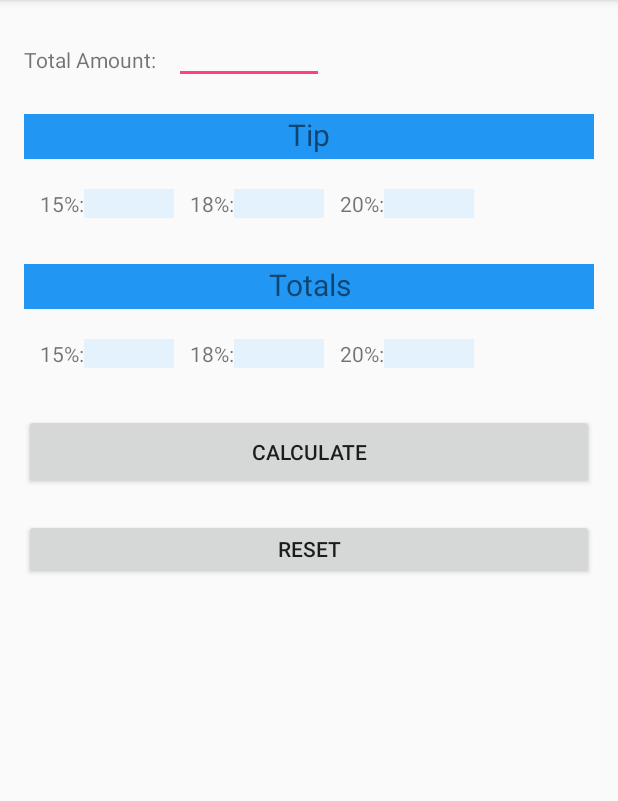
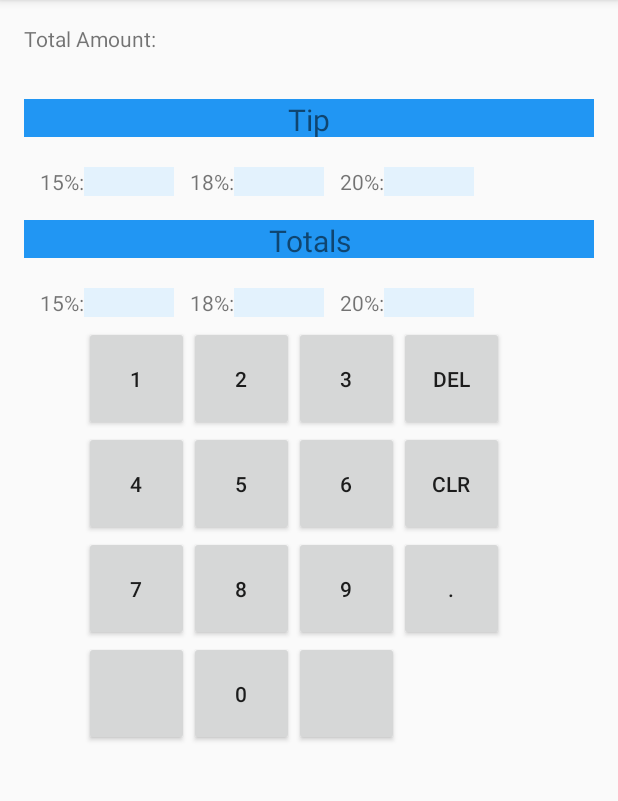
Before and after one commit to dodders/TipCalculator, an Android app: the screen it shows after launch (MainActivity), on a phone screen of 412 x 824 dp, the part 84-885 px from its top. Run offline under Robolectric (Android 15) with nearby library versions, the phone set to English and light mode, and no system bars.

Commit message:
v2 initial changes

```diff
--- a/app/src/main/java/com/gad/tipcalculator/MainActivity.java
+++ b/app/src/main/java/com/gad/tipcalculator/MainActivity.java
@@ -16,20 +16,58 @@ public class MainActivity extends AppCompatActivity implements View.OnClickListe
         super.onCreate(savedInstanceState);
         setContentView(R.layout.activity_main);
 
-        Button btnCalc = (Button) findViewById(R.id.btnCalc);
-        Button btnReset = (Button) findViewById(R.id.btnReset);
-        btnCalc.setOnClickListener(this);
-        btnReset.setOnClickListener(this);
-
+        findViewById(R.id.btnClr).setOnClickListener(this);
+        findViewById(R.id.btnDel).setOnClickListener(this);
+        findViewById(R.id.btnPoint).setOnClickListener(this);
+        findViewById(R.id.btnNum1).setOnClickListener(this);
+        findViewById(R.id.btnNum2).setOnClickListener(this);
+        findViewById(R.id.btnNum3).setOnClickListener(this);
+        findViewById(R.id.btnNum4).setOnClickListener(this);
+        findViewById(R.id.btnNum5).setOnClickListener(this);
+        findViewById(R.id.btnNum6).setOnClickListener(this);
+        findViewById(R.id.btnNum7).setOnClickListener(this);
+        findViewById(R.id.btnNum8).setOnClickListener(this);
+        findViewById(R.id.btnNum9).setOnClickListener(this);
+        findViewById(R.id.btnNum0).setOnClickListener(this);
     }
 
     @Override
     public void onClick(View v) {
-        if (v.getId() == R.id.btnCalc) {
+        TextView textView = (TextView)findViewById(R.id.totalAmt);
+        String total = textView.getText().toString();
+
+        if (v.getId() == R.id.btnClr) {
+            total = "0";
+        } else if (v.getId() == R.id.btnDel) {
+            total = total.substring(0, total.length() - 2);
+        } else if (v.getId() == R.id.btnPoint) {
+            total = total.concat(".");
+        } else if (v.getId() == R.id.btnNum0) {
+            total = total.concat("0");
+        } else if (v.getId() == R.id.btnNum1) {
+            total = total.concat("1");
+        } else if (v.getId() == R.id.btnNum2) {
+            total = total.concat("2");
+        } else if (v.getId() == R.id.btnNum3) {
+            total = total.concat("3");
+        } else if (v.getId() == R.id.btnNum4) {
+            total = total.concat("4");
+        } else if (v.getId() == R.id.btnNum5) {
+            total = total.concat("5");
+        } else if (v.getId() == R.id.btnNum6) {
+            total = total.concat("6");
+        } else if (v.getId() == R.id.btnNum7) {
+            total = total.concat("7");
+        } else if (v.getId() == R.id.btnNum8) {
+            total = total.concat("8");
+        } else if (v.getId() == R.id.btnNum9) {
+            total = total.concat("9");
+        }
+
+        //recalculate after each button press
         try {
-                EditText field = (EditText) findViewById(R.id.totalAmt);
-                float total = Float.valueOf(String.valueOf(field.getText()));
-                Calculator.Result r = calc.calc(total);
+            Calculator.Result r = calc.calc(Float.parseFloat(total));
+            textView.setText(total);
             setField(R.id.tip15, r.getTip15());
             setField(R.id.tip18, r.getTip18());
             setField(R.id.tip20, r.getTip20());
@@ -38,18 +76,6 @@ public class MainActivity extends AppCompatActivity implements View.OnClickListe
             setField(R.id.total20, r.getTot20());
         } catch (Exception e) {
             e.printStackTrace();
-            }
-        } else if (v.getId() == R.id.btnReset) {
-            EditText tot = (EditText) findViewById(R.id.totalAmt);
-            tot.setText("");
-            resetField(R.id.tip15);
-            resetField(R.id.tip18);
-            resetField(R.id.tip20);
-            resetField(R.id.total15);
-            resetField(R.id.total18);
-            resetField(R.id.total20);
-        } else {
-
         }
     }
 
--- a/app/src/main/res/layout/activity_main.xml
+++ b/app/src/main/res/layout/activity_main.xml
@@ -8,20 +8,19 @@
     android:orientation="vertical">
 
     <LinearLayout
-        android:layout_width="match_parent" android:layout_height="40dp" android:orientation="horizontal">
+        android:layout_width="match_parent" android:layout_height="30dp" android:orientation="horizontal">
         <TextView android:text="@string/totalamt"
             android:layout_width="100dp"
             android:layout_height="wrap_content" />
-        <EditText android:id="@+id/totalAmt"
+        <TextView android:id="@+id/totalAmt"
             android:layout_width="100dp"
             android:textAlignment="viewEnd"
-            android:layout_height="wrap_content"
-            android:inputType="numberDecimal"/>
+            android:layout_height="wrap_content" />
     </LinearLayout>
 
     <LinearLayout
         android:layout_width="match_parent"
-        android:layout_height="30dp"
+        android:layout_height="25dp"
         android:layout_marginTop="20dp">
         <TextView android:text="Tip"
             android:layout_width="match_parent"
@@ -32,7 +31,7 @@
     </LinearLayout>
 
     <LinearLayout
-        android:layout_width="match_parent" android:layout_height="40dp"
+        android:layout_width="match_parent" android:layout_height="25dp"
         android:orientation="horizontal" android:layout_marginTop="20dp">
         <TextView android:text="15%:"
             android:layout_width="40dp"
@@ -65,7 +64,7 @@
 
     <LinearLayout
         android:layout_width="match_parent"
-        android:layout_height="30dp"
+        android:layout_height="25dp"
         android:layout_marginTop="10dp">
         <TextView android:text="Totals"
             android:layout_width="match_parent"
@@ -76,7 +75,7 @@
     </LinearLayout>
 
     <LinearLayout
-        android:layout_width="match_parent" android:layout_height="40dp" android:orientation="horizontal"
+        android:layout_width="match_parent" android:layout_height="25dp" android:orientation="horizontal"
         android:layout_marginTop="20dp">
         <TextView android:text="15%:"
             android:layout_width="40dp"
@@ -107,16 +106,88 @@
             android:layout_height="wrap_content" />
     </LinearLayout>
 
-    <Button android:id="@+id/btnCalc"
-        android:text="Calculate"
-        android:layout_marginTop="10dp"
-        android:layout_width="fill_parent"
-        android:layout_height="50dp" />
+    <LinearLayout
+        android:layout_width="match_parent"
+        android:layout_height="70dp"
+        android:paddingLeft="40dp">
+        <Button android:id="@+id/btnNum1"
+                android:text="1"
+                android:layout_width="70dp"
+                android:layout_height="70dp" />
+        <Button android:id="@+id/btnNum2"
+                android:text="2"
+                android:layout_width="70dp"
+                android:layout_height="70dp" />
+        <Button android:id="@+id/btnNum3"
+                android:text="3"
+                android:layout_width="70dp"
+                android:layout_height="70dp" />
+        <Button android:id="@+id/btnDel"
+                android:text="DEL"
+                android:layout_width="70dp"
+                android:layout_height="70dp" />
+    </LinearLayout>
 
-    <Button android:id="@+id/btnReset"
-        android:text="Reset"
-        android:layout_marginTop="20dp"
-        android:layout_width="fill_parent"
-        android:layout_height="40dp" />
+    <LinearLayout
+        android:layout_width="match_parent"
+        android:layout_height="70dp"
+        android:paddingLeft="40dp">
+        <Button android:id="@+id/btnNum4"
+                android:text="4"
+                android:layout_width="70dp"
+                android:layout_height="70dp" />
+        <Button android:id="@+id/btnNum5"
+            android:text="5"
+            android:layout_width="70dp"
+            android:layout_height="70dp" />
+        <Button android:id="@+id/btnNum6"
+                android:text="6"
+                android:layout_width="70dp"
+                android:layout_height="70dp" />
+        <Button android:id="@+id/btnClr"
+                android:text="CLR"
+                android:layout_width="70dp"
+                android:layout_height="70dp" />
+    </LinearLayout>
+
+    <LinearLayout
+        android:layout_width="match_parent"
+        android:layout_height="70dp"
+        android:paddingLeft="40dp">
+        <Button android:id="@+id/btnNum7"
+                android:text="7"
+                android:layout_width="70dp"
+                android:layout_height="70dp" />
+        <Button android:id="@+id/btnNum8"
+                android:text="8"
+                android:layout_width="70dp"
+                android:layout_height="70dp" />
+        <Button android:id="@+id/btnNum9"
+                android:text="9"
+                android:layout_width="70dp"
+                android:layout_height="70dp" />
+        <Button android:id="@+id/btnPoint"
+                android:text="."
+                android:layout_width="70dp"
+                android:layout_height="70dp" />
+    </LinearLayout>
+
+    <LinearLayout
+        android:layout_width="match_parent"
+        android:layout_height="70dp"
+        android:paddingLeft="40dp">
+        <Button android:id="@+id/btnNumBlank1"
+                android:text=""
+                android:layout_width="70dp"
+                android:layout_height="70dp" />
+        <Button android:id="@+id/btnNum0"
+                android:text="0"
+                android:layout_width="70dp"
+                android:layout_height="70dp" />
+        <Button android:id="@+id/btnNumBlank2"
+                android:text=""
+                android:layout_width="70dp"
+                android:layout_height="70dp" />
+    </LinearLayout>
 
 </LinearLayout>
```
Also changed, not shown: 1 other file. Lines whose indentation alone changed are shown as unchanged.
